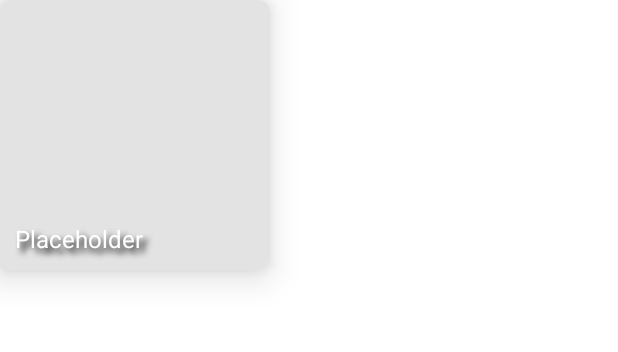
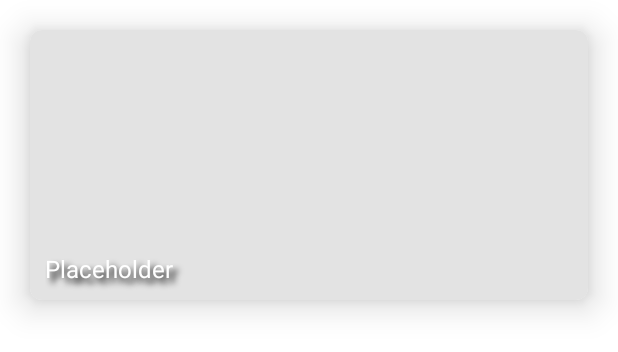
Before and after one commit to Regigicas/master-mimo-android, an Android app: the layout view_grid_game.xml on its own in the app's theme, with its tools: preview values and no code run, on a phone screen of 412 x 824 dp. Shown: the top 352 px of the screen. Run offline under Robolectric (Android 15) with nearby library versions, the phone set to English and light mode, and no system bars; network calls fail.

Commit message:
Mejoras en el sistema de grid de home

```diff
--- a/app/build.gradle
+++ b/app/build.gradle
@@ -14,8 +14,8 @@ android {
         applicationId "es.upsa.mimo.gamesviewer"
         minSdkVersion 22
         targetSdkVersion 28
-        versionCode 6
-        versionName "1.0.5"
+        versionCode 7
+        versionName "1.0.6"
 
         testInstrumentationRunner "androidx.test.runner.AndroidJUnitRunner"
 
--- a/app/src/main/res/layout/view_grid_game.xml
+++ b/app/src/main/res/layout/view_grid_game.xml
@@ -1,14 +1,16 @@
 <?xml version="1.0" encoding="utf-8"?>
 <androidx.cardview.widget.CardView xmlns:android="http://schemas.android.com/apk/res/android"
-    android:layout_width="@dimen/width180"
+    android:layout_width="match_parent"
     android:layout_height="@dimen/width180"
     xmlns:app="http://schemas.android.com/apk/res-auto"
-    style="@style/CardImagenGeneral">
+    style="@style/CardImagenGeneral"
+    android:layout_margin="@dimen/width20">
 
     <androidx.constraintlayout.widget.ConstraintLayout
         android:layout_height="match_parent"
         android:layout_width="match_parent"
-        android:background="@color/colorGrayLighter">
+        android:background="@color/colorGrayLighter"
+        android:layout_gravity="center">
 
         <androidx.appcompat.widget.AppCompatImageView
             android:id="@+id/imageViewJuego"
```
Also changed, not shown: app/src/main/java/es/upsa/mimo/gamesviewer/fragments/HomeFragment.kt (+0 -8 lines).
